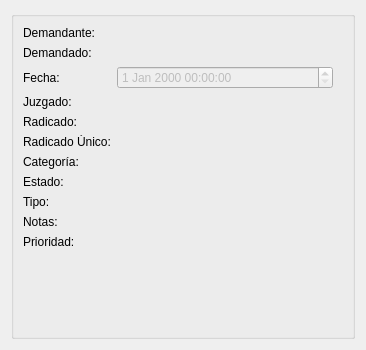
Old version of the form AbogadosDesktop/src/gui/uis/verProceso.ui in the repository ehmsoft/Desktop.
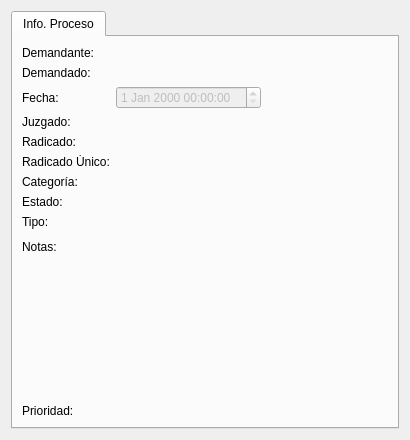
New version of the form.

Commit message: Se implementa completamente VerProceso

```diff
--- a/AbogadosDesktop/src/gui/uis/verProceso.ui
+++ b/AbogadosDesktop/src/gui/uis/verProceso.ui
@@ -6,30 +6,34 @@
    <rect>
     <x>0</x>
     <y>0</y>
-    <width>366</width>
-    <height>350</height>
+    <width>410</width>
+    <height>440</height>
    </rect>
   </property>
+  <property name="sizePolicy">
+   <sizepolicy hsizetype="Preferred" vsizetype="Expanding">
+    <horstretch>0</horstretch>
+    <verstretch>0</verstretch>
+   </sizepolicy>
+  </property>
   <property name="windowTitle">
    <string>Ver Proceso</string>
   </property>
-  <layout class="QGridLayout" name="gridLayout">
-   <item row="0" column="0">
-    <widget class="QGroupBox" name="groupBox">
-     <property name="sizePolicy">
-      <sizepolicy hsizetype="Preferred" vsizetype="Expanding">
-       <horstretch>0</horstretch>
-       <verstretch>0</verstretch>
-      </sizepolicy>
-     </property>
-     <property name="title">
-      <string/>
-     </property>
      <layout class="QGridLayout" name="gridLayout_2">
       <item row="0" column="0">
+    <widget class="QTabWidget" name="tabWidget">
+     <property name="currentIndex">
+      <number>0</number>
+     </property>
+     <widget class="QWidget" name="tabProceso">
+      <attribute name="title">
+       <string>Info. Proceso</string>
+      </attribute>
+      <layout class="QGridLayout" name="gridLayout">
+       <item row="0" column="0">
        <layout class="QFormLayout" name="formLayout">
         <property name="fieldGrowthPolicy">
-         <enum>QFormLayout::AllNonFixedFieldsGrow</enum>
+          <enum>QFormLayout::ExpandingFieldsGrow</enum>
         </property>
         <property name="rightMargin">
          <number>10</number>
@@ -254,7 +258,7 @@
         <item row="9" column="1">
          <widget class="QLabel" name="lblNotas">
           <property name="sizePolicy">
-           <sizepolicy hsizetype="Fixed" vsizetype="Preferred">
+            <sizepolicy hsizetype="Fixed" vsizetype="Expanding">
             <horstretch>0</horstretch>
             <verstretch>0</verstretch>
            </sizepolicy>
@@ -299,6 +303,7 @@
        </layout>
       </item>
      </layout>
+     </widget>
     </widget>
    </item>
   </layout>
```
Lines whose indentation alone changed are shown as unchanged. The commit also changes 2 other files.
